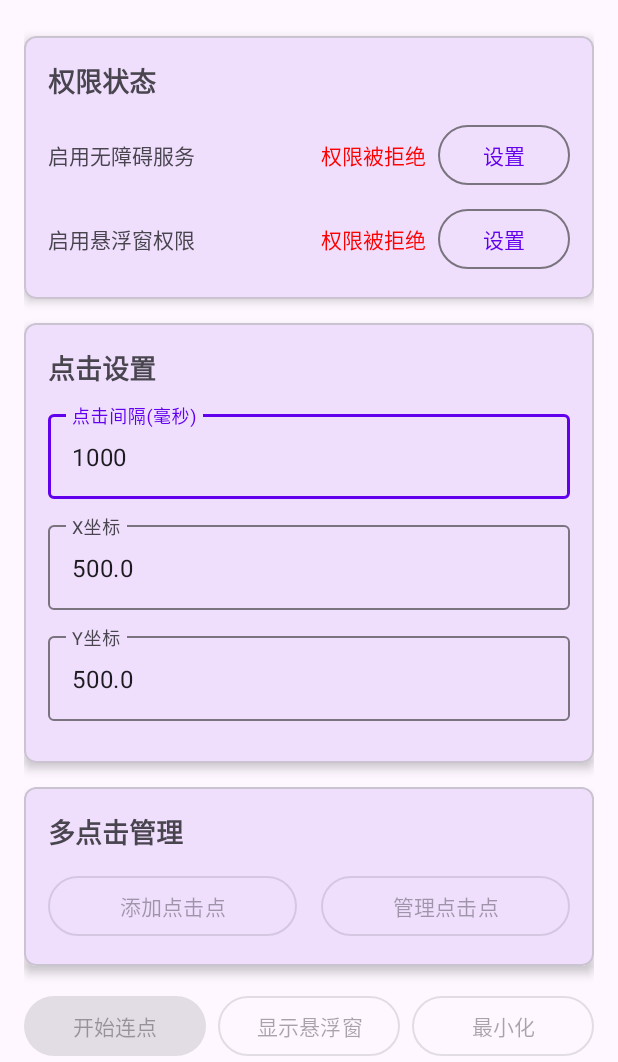
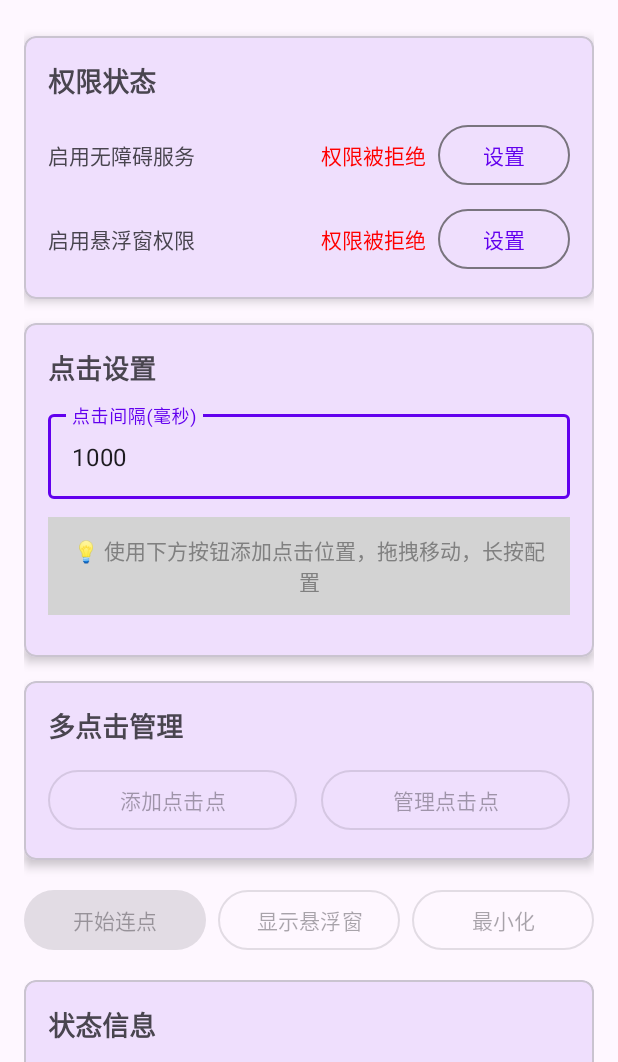
Before and after one commit to my-gitHu-0707/AndroidAutoClick, an Android app: the screen it shows after launch (MainActivity), on a phone screen of 412 x 824 dp, the part 174-1236 px from its top. Run offline under Robolectric (Android 15) with nearby library versions, the phone set to English and light mode, and no system bars.

Commit message:
Steps 3-4: Optimize UI and implement multi-point clicking
UI Optimizations:
- Remove coordinate input fields from main layout
- Add helpful instruction text for new interaction model
- Simplify settings management (remove coordinate handling)

Multi-Point Clicking:
- Update AutoClickService to support multiple click points
- Implement round-robin clicking through all active points
- Use individual interval settings for each click point
- Add getClickPoints() method to ClickPointService
- Support fallback to default position when no points exist

```diff
--- a/app/src/main/java/com/autoclick/app/MainActivity.kt
+++ b/app/src/main/java/com/autoclick/app/MainActivity.kt
@@ -153,18 +153,12 @@ class MainActivity : AppCompatActivity() {
 
     private fun loadSettings() {
         binding.etClickInterval.setText(ClickSettings.clickInterval.toString())
-        binding.etClickX.setText(ClickSettings.clickX.toString())
-        binding.etClickY.setText(ClickSettings.clickY.toString())
     }
 
     private fun saveSettings() {
         try {
             val interval = binding.etClickInterval.text.toString().toLongOrNull() ?: 1000L
-            val x = binding.etClickX.text.toString().toFloatOrNull() ?: 500f
-            val y = binding.etClickY.text.toString().toFloatOrNull() ?: 500f
-
             ClickSettings.clickInterval = interval.coerceAtLeast(100L) // 最小间隔100ms
-            ClickSettings.setClickPosition(x.coerceAtLeast(0f), y.coerceAtLeast(0f))
         } catch (e: Exception) {
             Toast.makeText(this, "设置保存失败: ${e.message}", Toast.LENGTH_SHORT).show()
         }
--- a/app/src/main/java/com/autoclick/app/service/ClickPointService.kt
+++ b/app/src/main/java/com/autoclick/app/service/ClickPointService.kt
@@ -229,4 +229,9 @@ class ClickPointService : Service() {
         fun getX(): Float = (layoutParams.x + 60).toFloat()
         fun getY(): Float = (layoutParams.y + 60).toFloat()
     }
+
+    /**
+     * 获取所有点击位置
+     */
+    fun getClickPoints(): List<ClickPointView> = clickPointViews.toList()
 }
--- a/app/src/main/res/layout/activity_main.xml
+++ b/app/src/main/res/layout/activity_main.xml
@@ -148,37 +148,17 @@
 
                 </com.google.android.material.textfield.TextInputLayout>
 
-                <!-- X坐标 -->
-                <com.google.android.material.textfield.TextInputLayout
+                <!-- 使用悬浮圆圈设置点击位置 -->
+                <TextView
                     android:layout_width="match_parent"
                     android:layout_height="wrap_content"
-                    android:layout_marginBottom="12dp"
-                    android:hint="@string/x_coordinate">
-
-                    <com.google.android.material.textfield.TextInputEditText
-                        android:id="@+id/etClickX"
-                        android:layout_width="match_parent"
-                        android:layout_height="wrap_content"
-                        android:inputType="numberDecimal"
-                        android:text="500" />
-
-                </com.google.android.material.textfield.TextInputLayout>
-
-                <!-- Y坐标 -->
-                <com.google.android.material.textfield.TextInputLayout
-                    android:layout_width="match_parent"
-                    android:layout_height="wrap_content"
-                    android:layout_marginBottom="12dp"
-                    android:hint="@string/y_coordinate">
-
-                    <com.google.android.material.textfield.TextInputEditText
-                        android:id="@+id/etClickY"
-                        android:layout_width="match_parent"
-                        android:layout_height="wrap_content"
-                        android:inputType="numberDecimal"
-                        android:text="500" />
-
-                </com.google.android.material.textfield.TextInputLayout>
+                    android:text="💡 使用下方按钮添加点击位置，拖拽移动，长按配置"
+                    android:textSize="14sp"
+                    android:textColor="@color/gray"
+                    android:gravity="center"
+                    android:padding="12dp"
+                    android:background="@color/light_gray"
+                    android:layout_marginBottom="12dp" />
 
             </LinearLayout>
 
```
Also changed, not shown: app/src/main/java/com/autoclick/app/service/AutoClickService.kt (+44 -7 lines).
